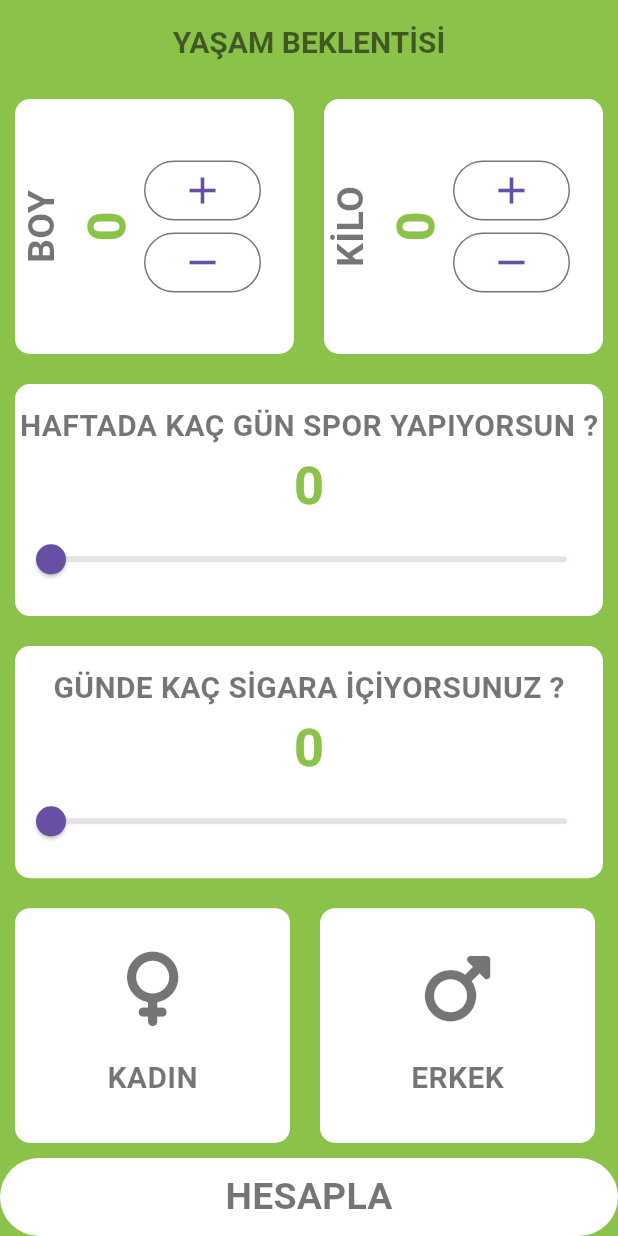
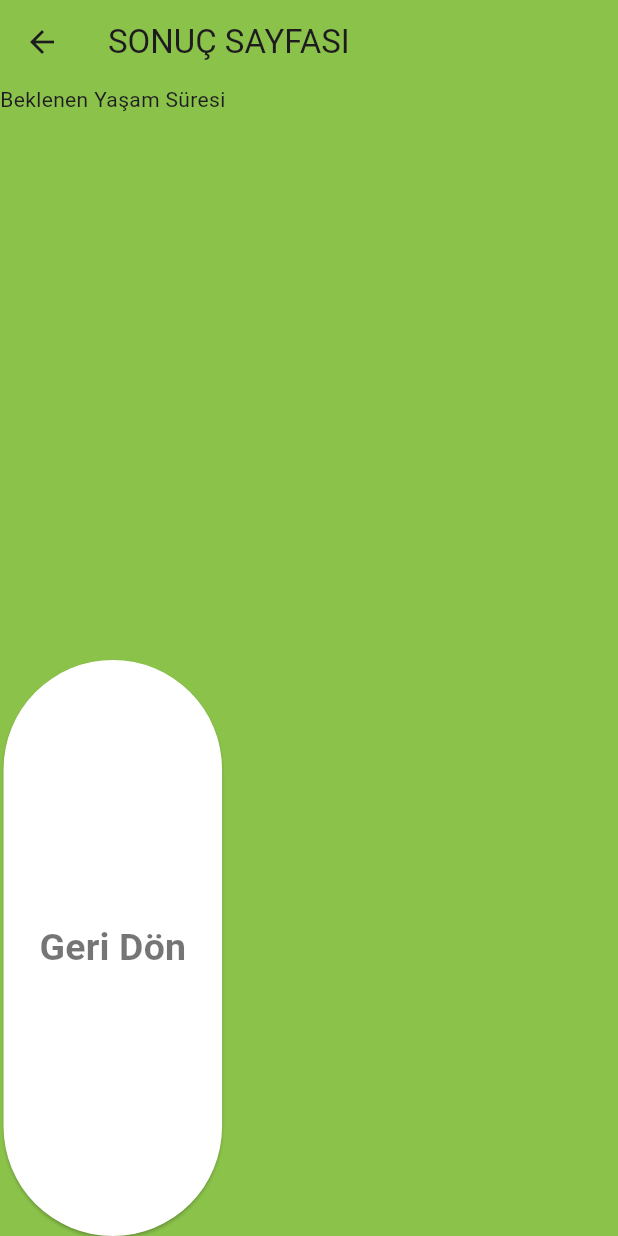
Before and after one commit to SemihAyduran/life_expectancy, a Flutter app: the screen it shows after launch, after a tap on "HESAPLA", on a phone screen of 412 x 824 dp. Run offline on Flutter 3.47's test engine with Material 3 defaults, Android fonts, the light colour scheme and no system bars; our stand-ins replace font_awesome_flutter; missing offline and left inert: dart:ffi.

Commit message:
feat: navigator feature of 'hesapla button' added and result_page added

```diff
--- a/lib/input_page.dart
+++ b/lib/input_page.dart
@@ -2,6 +2,7 @@ import 'dart:ffi';
 import 'package:flutter/material.dart';
 import 'package:font_awesome_flutter/font_awesome_flutter.dart';
 import 'package:life_expectancy/icon_cinsiyet.dart';
+import 'package:life_expectancy/result_page.dart';
 import 'container_widget.dart';
 import 'constans.dart';
 
@@ -218,16 +219,21 @@ class _InputPageState extends State<InputPage> {
                 Expanded(
                   child: TextButton(
                     style: ButtonStyle(
-                    backgroundColor: MaterialStateProperty.all<Color>(Colors.white),
+                      backgroundColor: MaterialStateProperty.all<Color>(
+                        Colors.white,
                       ),
-                                   onPressed: () {},
+                    ),
+                    onPressed: () {
+                      Navigator.push(context, MaterialPageRoute(builder: (context) => ResultPage(),));
+                    },
                     child: customText(
                       color: Colors.black54,
                       fontSize: 25,
                       text: 'HESAPLA',
                     ),
                   ),
-                 ),]
+                ),
+              ],
             ),
           ),
         ],
--- /dev/null
+++ b/lib/result_page.dart
@@ -0,0 +1,29 @@
+import 'package:flutter/material.dart';
+import 'package:life_expectancy/constans.dart';
+
+class ResultPage extends StatelessWidget {
+  const ResultPage({super.key});
+
+  @override
+  Widget build(BuildContext context) {
+    return Scaffold(
+      appBar: AppBar(title: Text('SONUÇ SAYFASI')),
+      body: Column(
+        children: [
+          Expanded(child: Text('Beklenen Yaşam Süresi')),
+          Expanded(
+            child: ElevatedButton(
+              style: ElevatedButton.styleFrom(backgroundColor: Colors.white),
+              onPressed: () {},
+              child: customText(
+                color: Colors.black54,
+                fontSize: 25,
+                text: 'Geri Dön',
+              ),
+            ),
+          ),
+        ],
+      ),
+    );
+  }
+}
```
Lines whose indentation alone changed are shown as unchanged.
